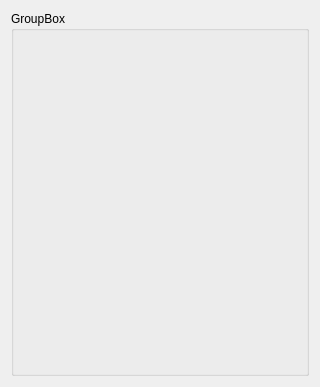
Old version of the form acq4/analysis/modules/STDPAnalyzer/STDPControlTemplate.ui in the repository acq4/acq4.
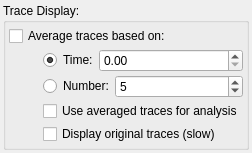
New version of the form. Custom widgets are drawn as their Qt base class.

Commit message: Started implementing averaging

```diff
--- a/acq4/analysis/modules/STDPAnalyzer/STDPControlTemplate.ui
+++ b/acq4/analysis/modules/STDPAnalyzer/STDPControlTemplate.ui
@@ -6,23 +6,149 @@
    <rect>
     <x>0</x>
     <y>0</y>
-    <width>320</width>
-    <height>387</height>
+    <width>252</width>
+    <height>139</height>
    </rect>
   </property>
   <property name="windowTitle">
    <string>Form</string>
   </property>
   <layout class="QGridLayout" name="gridLayout">
+   <property name="margin">
+    <number>3</number>
+   </property>
+   <property name="spacing">
+    <number>3</number>
+   </property>
    <item row="0" column="0">
     <widget class="QGroupBox" name="groupBox">
      <property name="title">
-      <string>GroupBox</string>
+      <string>Trace Display:</string>
      </property>
+     <layout class="QGridLayout" name="gridLayout_3">
+      <property name="margin">
+       <number>3</number>
+      </property>
+      <property name="spacing">
+       <number>3</number>
+      </property>
+      <item row="0" column="0" colspan="2">
+       <widget class="QCheckBox" name="averageCheck">
+        <property name="text">
+         <string>Average traces based on:</string>
+        </property>
+       </widget>
+      </item>
+      <item row="1" column="1">
+       <layout class="QGridLayout" name="gridLayout_2" columnstretch="0,0,4">
+        <property name="horizontalSpacing">
+         <number>1</number>
+        </property>
+        <property name="verticalSpacing">
+         <number>3</number>
+        </property>
+        <item row="0" column="0">
+         <widget class="QRadioButton" name="averageTimeRadio">
+          <property name="text">
+           <string>Time:</string>
+          </property>
+          <property name="checked">
+           <bool>true</bool>
+          </property>
+         </widget>
+        </item>
+        <item row="0" column="1" colspan="2">
+         <widget class="SpinBox" name="averageTimeSpin"/>
+        </item>
+        <item row="1" column="0" colspan="2">
+         <widget class="QRadioButton" name="averageNumberRadio">
+          <property name="text">
+           <string>Number:</string>
+          </property>
+         </widget>
+        </item>
+        <item row="2" column="0" colspan="3">
+         <widget class="QCheckBox" name="averageAnalysisCheck">
+          <property name="minimumSize">
+           <size>
+            <width>0</width>
+            <height>20</height>
+           </size>
+          </property>
+          <property name="text">
+           <string>Use averaged traces for analysis</string>
+          </property>
+         </widget>
+        </item>
+        <item row="1" column="2">
+         <widget class="SpinBox" name="averageNumberSpin">
+          <property name="decimals">
+           <number>0</number>
+          </property>
+          <property name="maximum">
+           <double>1000.000000000000000</double>
+          </property>
+          <property name="value">
+           <double>5.000000000000000</double>
+          </property>
+         </widget>
+        </item>
+        <item row="3" column="0" colspan="3">
+         <widget class="QCheckBox" name="displayTracesCheck">
+          <property name="minimumSize">
+           <size>
+            <width>0</width>
+            <height>20</height>
+           </size>
+          </property>
+          <property name="text">
+           <string>Display original traces (slow)</string>
+          </property>
+         </widget>
+        </item>
+       </layout>
+      </item>
+      <item row="1" column="0">
+       <spacer name="horizontalSpacer">
+        <property name="orientation">
+         <enum>Qt::Horizontal</enum>
+        </property>
+        <property name="sizeType">
+         <enum>QSizePolicy::MinimumExpanding</enum>
+        </property>
+        <property name="sizeHint" stdset="0">
+         <size>
+          <width>10</width>
+          <height>20</height>
+         </size>
+        </property>
+       </spacer>
+      </item>
+     </layout>
     </widget>
    </item>
+   <item row="1" column="0">
+    <spacer name="verticalSpacer">
+     <property name="orientation">
+      <enum>Qt::Vertical</enum>
+     </property>
+     <property name="sizeHint" stdset="0">
+      <size>
+       <width>20</width>
+       <height>40</height>
+      </size>
+     </property>
+    </spacer>
+   </item>
   </layout>
  </widget>
+ <customwidgets>
+  <customwidget>
+   <class>SpinBox</class>
+   <extends>QDoubleSpinBox</extends>
+   <header location="global">acq4.pyqtgraph.widgets.SpinBox</header>
+  </customwidget>
+ </customwidgets>
  <resources/>
  <connections/>
 </ui>
```
Left out of the diff: 2 changed lines with no effect on the pictures. The commit also changes 2 other files.
